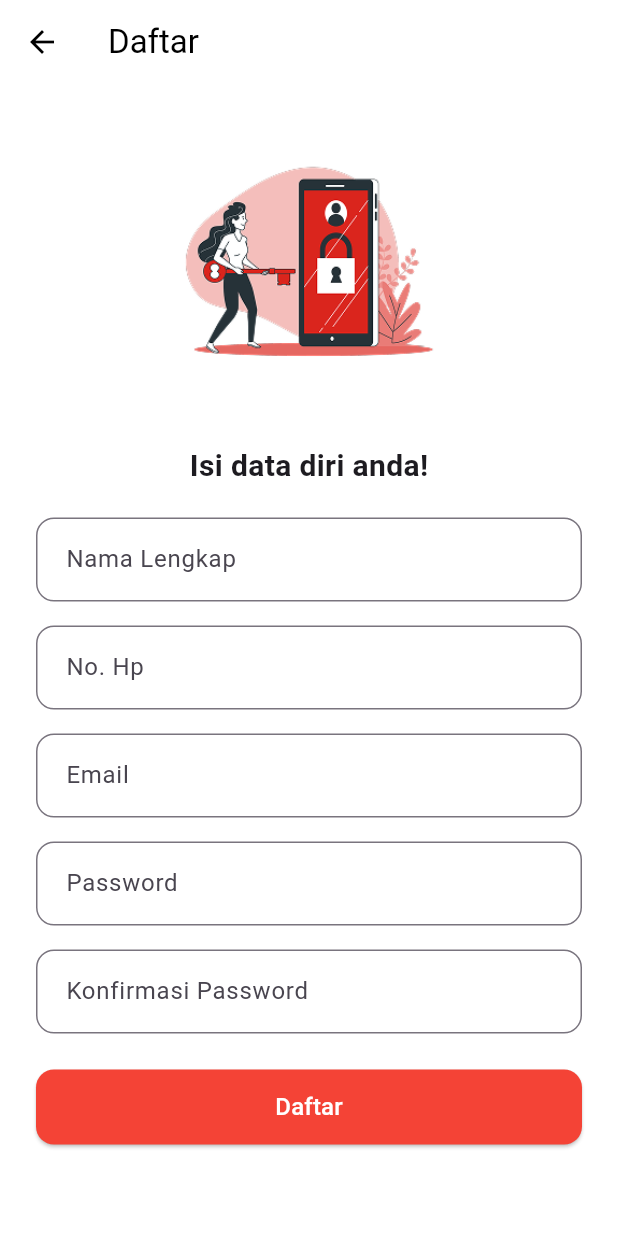
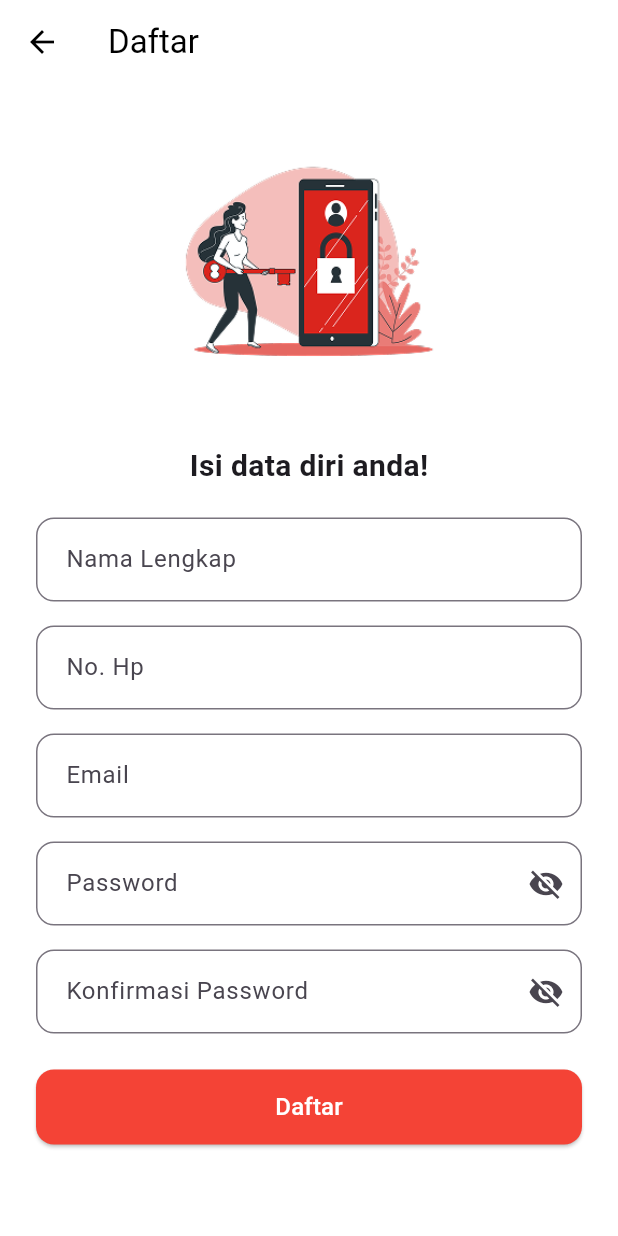
Before and after one commit to ridhoalpian/Damkar-Apps, a Flutter app: the HalamanDaftar screen opened directly, on a phone screen of 412 x 824 dp. Run offline on Flutter 3.47's test engine with Material 3 defaults, Android fonts, the phone set to English and light mode, and no system bars; our stand-ins replace flutter_map, font_awesome_flutter, geolocator, image_picker, latlong2, permission_handler and 3 more; missing offline and left inert: email_otp; accounts and stored records are empty; Roboto replaces fonts that are missing (Montserrat).

Commit message:
View Password

```diff
--- a/lib/halaman_awal/halaman_daftar.dart
+++ b/lib/halaman_awal/halaman_daftar.dart
@@ -17,6 +17,9 @@ class _HalamanDaftarState extends State<HalamanDaftar> {
   final TextEditingController passwordController = TextEditingController();
   final TextEditingController konfirmasiPasswordController =
       TextEditingController();
+
+      bool _isObscured = true;
+      bool _isObscured1 = true;
 
   Future<void> kirimData() async {
     // Validasi password
@@ -122,14 +125,60 @@ class _HalamanDaftarState extends State<HalamanDaftar> {
               const SizedBox(height: 16),
               TextFormField(
                 controller: passwordController,
-                obscureText: true,
-                decoration: inputStyle("Password"),
+                obscureText: _isObscured,
+                decoration: InputDecoration(
+                  suffixIcon: IconButton(
+                    icon: _isObscured
+                        ? Icon(Icons.visibility_off)
+                        : Icon(Icons.visibility),
+                    onPressed: () {
+                      setState(() {
+                        _isObscured = !_isObscured;
+                      });
+                    },
+                  ),
+                  hintText: "Password",
+                  border: OutlineInputBorder(
+                    borderRadius: BorderRadius.circular(12),
+                  ),
+                  contentPadding:
+                      const EdgeInsets.symmetric(vertical: 16, horizontal: 16),
+                ),
+                validator: (value) {
+                  if (value == null || value.isEmpty) {
+                    return 'Password harus diisi';
+                  }
+                  return null;
+                },
               ),
               const SizedBox(height: 16),
               TextFormField(
                 controller: konfirmasiPasswordController,
-                obscureText: true,
-                decoration: inputStyle("Konfirmasi Password"),
+                obscureText: _isObscured1,
+                decoration: InputDecoration(
+                  suffixIcon: IconButton(
+                    icon: _isObscured1
+                        ? Icon(Icons.visibility_off)
+                        : Icon(Icons.visibility),
+                    onPressed: () {
+                      setState(() {
+                        _isObscured1 = !_isObscured1;
+                      });
+                    },
+                  ),
+                  hintText: "Konfirmasi Password",
+                  border: OutlineInputBorder(
+                    borderRadius: BorderRadius.circular(12),
+                  ),
+                  contentPadding:
+                      const EdgeInsets.symmetric(vertical: 16, horizontal: 16),
+                ),
+                validator: (value) {
+                  if (value == null || value.isEmpty) {
+                    return 'Password harus diisi';
+                  }
+                  return null;
+                },
               ),
               const SizedBox(height: 24),
               ElevatedButton(
--- a/lib/halaman_awal/halaman_login.dart
+++ b/lib/halaman_awal/halaman_login.dart
@@ -22,7 +22,8 @@ class _HalamanLoginState extends State<HalamanLogin> {
   final TextEditingController emailController = TextEditingController();
   final TextEditingController passwordController = TextEditingController();
   bool _isLoading = false;
-  bool _isObscured = true;
+  bool
+  _isObscured = true;
 
   @override
   void initState() {
```
